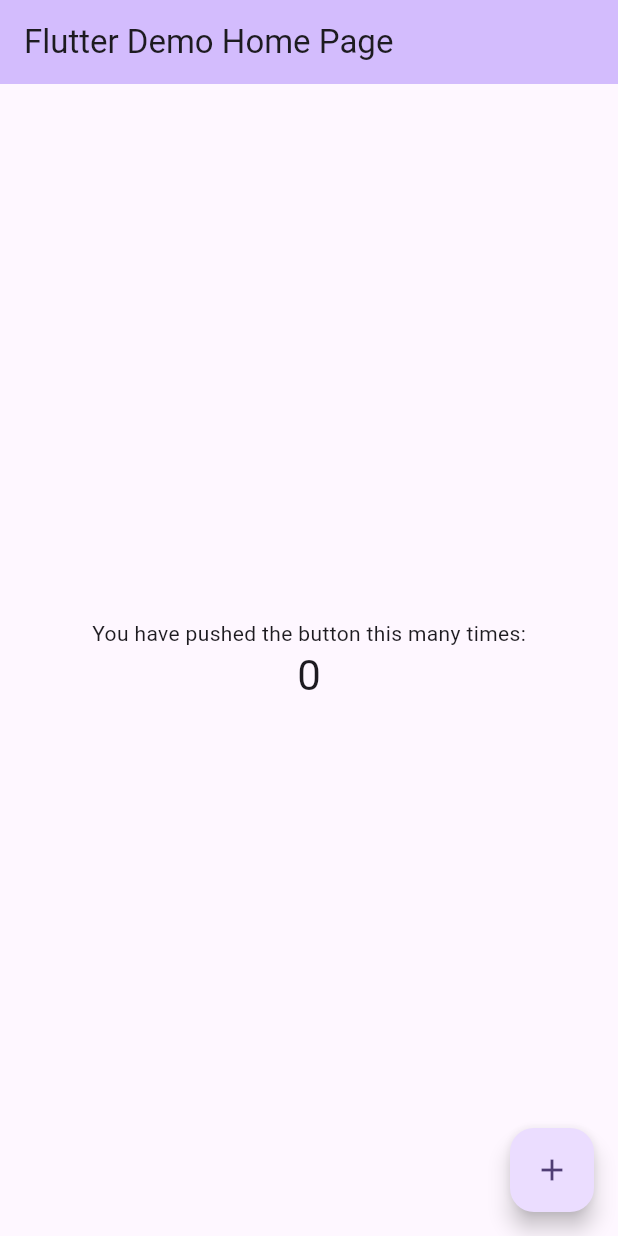
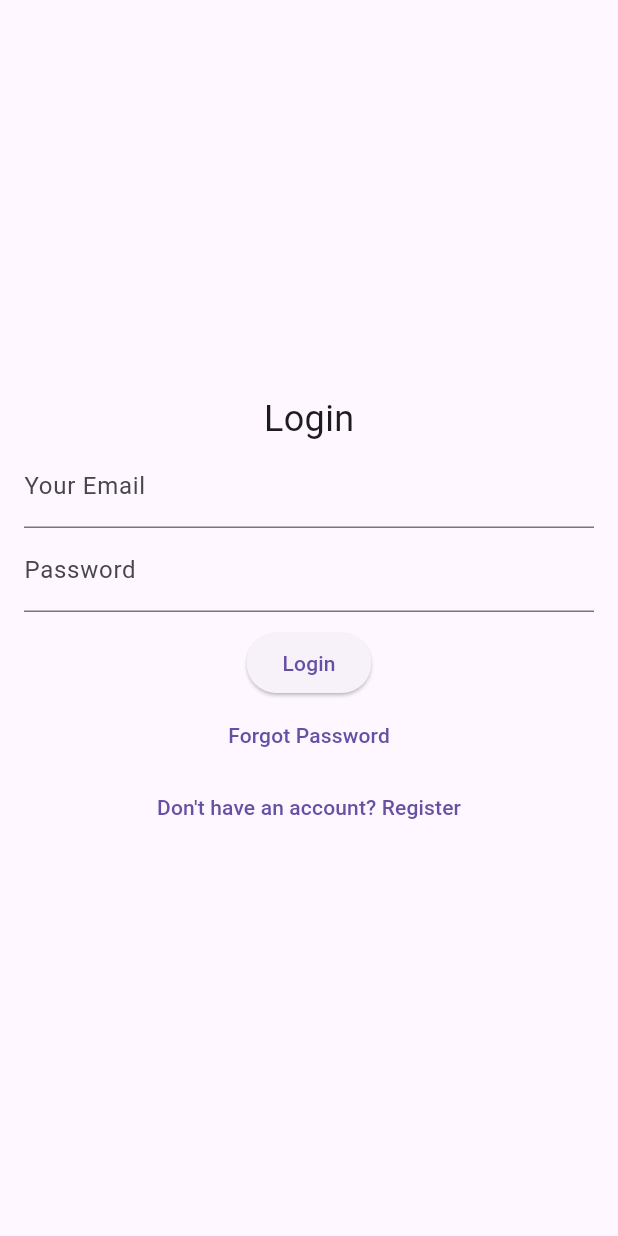
Before and after one commit to BntnggShll/Belajar_mobile_flutter, a Flutter app: the screen it shows after launch, on a phone screen of 412 x 824 dp. Run offline on Flutter 3.47's test engine with Material 3 defaults, Android fonts, the phone set to English and light mode, and no system bars; our stand-ins replace flutter_secure_storage, fluttertoast, jwt_decoder.

Commit message:
Tambah fitur login

```diff
--- /dev/null
+++ b/lib/login.dart
@@ -0,0 +1,137 @@
+import 'package:flutter/material.dart';
+import 'package:http/http.dart' as http;
+import 'package:flutter_secure_storage/flutter_secure_storage.dart';
+import 'package:jwt_decoder/jwt_decoder.dart';
+import 'package:fluttertoast/fluttertoast.dart';
+import 'dart:convert';
+
+class LoginScreen extends StatefulWidget {
+  const LoginScreen({super.key}); // ✅ Menggunakan super parameter
+
+  @override
+  LoginScreenState createState() => LoginScreenState();
+}
+
+class LoginScreenState extends State<LoginScreen> {
+  final TextEditingController _emailController = TextEditingController();
+  final TextEditingController _passwordController = TextEditingController();
+  final FlutterSecureStorage _storage = const FlutterSecureStorage();
+
+  Future<void> _handleLogin() async {
+    try {
+      final response = await http.post(
+        Uri.parse('https://api.proyekutamami3a.biz.id/api/login'),
+        body: {
+          'email': _emailController.text,
+          'password': _passwordController.text,
+        },
+      );
+
+      if (response.statusCode == 200) {
+        Map<String, dynamic> responseData = json.decode(response.body);
+        String token = responseData['token'];
+        await _storage.write(key: 'token', value: token);
+
+        try {
+          Map<String, dynamic> decodedToken = JwtDecoder.decode(token);
+          debugPrint("Decoded Token: $decodedToken");
+          String role = decodedToken['role'];
+
+          Fluttertoast.showToast(msg: "Login successful");
+
+          if (!mounted) return;
+          if (role == 'Admin') {
+            Navigator.pushReplacementNamed(context, '/admin');
+          } else if (role == 'Pekerja') {
+            Navigator.pushReplacementNamed(context, '/pekerja');
+          } else {
+            Navigator.pushReplacementNamed(context, '/');
+          }
+        } catch (e) {
+          Fluttertoast.showToast(msg: "Error decoding token");
+          debugPrint("Token decode error: $e");
+        }
+      } else {
+        Fluttertoast.showToast(
+            msg: "Login failed. Please check your email and password.");
+        debugPrint("Login failed: ${response.body}");
+      }
+    } catch (e) {
+      Fluttertoast.showToast(msg: "An error occurred. Please try again.");
+      debugPrint("Request error: $e");
+    }
+  }
+
+  @override
+  void initState() {
+    super.initState();
+    _checkToken();
+  }
+
+  Future<void> _checkToken() async {
+    String? token = await _storage.read(key: 'token');
+    if (token != null) {
+      try {
+        Map<String, dynamic> decodedToken = JwtDecoder.decode(token);
+        debugPrint("Decoded Token during check: $decodedToken");
+        String role = decodedToken['role'];
+
+        if (!mounted) return;
+        if (role == 'Admin') {
+          Navigator.pushReplacementNamed(context, '/admin');
+        } else if (role == 'Pekerja') {
+          Navigator.pushReplacementNamed(context, '/pekerja');
+        } else {
+          Navigator.pushReplacementNamed(context, '/');
+        }
+      } catch (e) {
+        await _storage.delete(key: 'token');
+        if (!mounted) return;
+        Navigator.pushReplacementNamed(context, '/login');
+        debugPrint("Token validation error: $e");
+      }
+    }
+  }
+
+  @override
+  Widget build(BuildContext context) {
+    return Scaffold(
+      body: Center(
+        child: Padding(
+          padding: const EdgeInsets.all(16.0),
+          child: Column(
+            mainAxisAlignment: MainAxisAlignment.center,
+            children: [
+              const Text("Login", style: TextStyle(fontSize: 24)),
+              TextField(
+                controller: _emailController,
+                decoration: const InputDecoration(labelText: "Your Email"),
+                keyboardType: TextInputType.emailAddress,
+              ),
+              TextField(
+                controller: _passwordController,
+                decoration: const InputDecoration(labelText: "Password"),
+                obscureText: true,
+              ),
+              const SizedBox(height: 10),
+              ElevatedButton(
+                onPressed: _handleLogin,
+                child: const Text("Login"),
+              ),
+              TextButton(
+                onPressed: () {},
+                child: const Text("Forgot Password"),
+              ),
+              TextButton(
+                onPressed: () {
+                  Navigator.pushNamed(context, '/register');
+                },
+                child: const Text("Don't have an account? Register"),
+              )
+            ],
+          ),
+        ),
+      ),
+    );
+  }
+}
--- a/lib/main.dart
+++ b/lib/main.dart
@@ -1,125 +1,16 @@
 import 'package:flutter/material.dart';
+import './login.dart';
 
-void main() {
-  runApp(const MyApp());
-}
+void main() => runApp(const MyApp());
 
 class MyApp extends StatelessWidget {
-  const MyApp({super.key});
+  const MyApp({super.key}); // Gunakan super parameter
 
-  // This widget is the root of your application.
   @override
   Widget build(BuildContext context) {
     return MaterialApp(
-      title: 'Flutter Demo',
-      theme: ThemeData(
-        // This is the theme of your application.
-        //
-        // TRY THIS: Try running your application with "flutter run". You'll see
-        // the application has a purple toolbar. Then, without quitting the app,
-        // try changing the seedColor in the colorScheme below to Colors.green
-        // and then invoke "hot reload" (save your changes or press the "hot
-        // reload" button in a Flutter-supported IDE, or press "r" if you used
-        // the command line to start the app).
-        //
-        // Notice that the counter didn't reset back to zero; the application
-        // state is not lost during the reload. To reset the state, use hot
-        // restart instead.
-        //
-        // This works for code too, not just values: Most code changes can be
-        // tested with just a hot reload.
-        colorScheme: ColorScheme.fromSeed(seedColor: Colors.deepPurple),
-        useMaterial3: true,
-      ),
-      home: const MyHomePage(title: 'Flutter Demo Home Page'),
+      debugShowCheckedModeBanner: false,
+      routes: {'/': (context) => const LoginScreen()}, // Tambahkan const
     );
   }
 }
-
-class MyHomePage extends StatefulWidget {
-  const MyHomePage({super.key, required this.title});
-
-  // This widget is the home page of your application. It is stateful, meaning
-  // that it has a State object (defined below) that contains fields that affect
-  // how it looks.
-
-  // This class is the configuration for the state. It holds the values (in this
-  // case the title) provided by the parent (in this case the App widget) and
-  // used by the build method of the State. Fields in a Widget subclass are
-  // always marked "final".
-
-  final String title;
-
-  @override
-  State<MyHomePage> createState() => _MyHomePageState();
-}
-
-class _MyHomePageState extends State<MyHomePage> {
-  int _counter = 0;
-
-  void _incrementCounter() {
-    setState(() {
-      // This call to setState tells the Flutter framework that something has
-      // changed in this State, which causes it to rerun the build method below
-      // so that the display can reflect the updated values. If we changed
-      // _counter without calling setState(), then the build method would not be
-      // called again, and so nothing would appear to happen.
-      _counter++;
-    });
-  }
-
-  @override
-  Widget build(BuildContext context) {
-    // This method is rerun every time setState is called, for instance as done
-    // by the _incrementCounter method above.
-    //
-    // The Flutter framework has been optimized to make rerunning build methods
-    // fast, so that you can just rebuild anything that needs updating rather
-    // than having to individually change instances of widgets.
-    return Scaffold(
-      appBar: AppBar(
-        // TRY THIS: Try changing the color here to a specific color (to
-        // Colors.amber, perhaps?) and trigger a hot reload to see the AppBar
-        // change color while the other colors stay the same.
-        backgroundColor: Theme.of(context).colorScheme.inversePrimary,
-        // Here we take the value from the MyHomePage object that was created by
-        // the App.build method, and use it to set our appbar title.
-        title: Text(widget.title),
-      ),
-      body: Center(
-        // Center is a layout widget. It takes a single child and positions it
-        // in the middle of the parent.
-        child: Column(
-          // Column is also a layout widget. It takes a list of children and
-          // arranges them vertically. By default, it sizes itself to fit its
-          // children horizontally, and tries to be as tall as its parent.
-          //
-          // Column has various properties to control how it sizes itself and
-          // how it positions its children. Here we use mainAxisAlignment to
-          // center the children vertically; the main axis here is the vertical
-          // axis because Columns are vertical (the cross axis would be
-          // horizontal).
-          //
-          // TRY THIS: Invoke "debug painting" (choose the "Toggle Debug Paint"
-          // action in the IDE, or press "p" in the console), to see the
-          // wireframe for each widget.
-          mainAxisAlignment: MainAxisAlignment.center,
-          children: <Widget>[
-            const Text(
-              'You have pushed the button this many times:',
-            ),
-            Text(
-              '$_counter',
-              style: Theme.of(context).textTheme.headlineMedium,
-            ),
-          ],
-        ),
-      ),
-      floatingActionButton: FloatingActionButton(
-        onPressed: _incrementCounter,
-        tooltip: 'Increment',
-        child: const Icon(Icons.add),
-      ), // This trailing comma makes auto-formatting nicer for build methods.
-    );
-  }
-}
--- a/pubspec.yaml
+++ b/pubspec.yaml
@@ -30,11 +30,14 @@ environment:
 dependencies:
   flutter:
     sdk: flutter
-
+  http: ^0.13.5
+  flutter_secure_storage: ^9.0.0
+  fluttertoast: ^8.2.4
 
   # The following adds the Cupertino Icons font to your application.
   # Use with the CupertinoIcons class for iOS style icons.
   cupertino_icons: ^1.0.8
+  jwt_decoder: ^2.0.1
 
 dev_dependencies:
   flutter_test:
```
Also changed, not shown: pubspec.lock, 6 other files.
